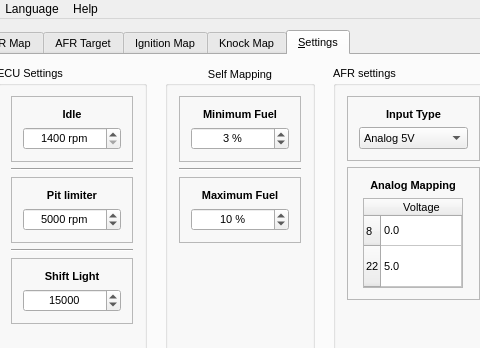
Above: GUI/ui/main.ui from fpoussin/MotoLink before the change; both pictures show x 195 to 675 and y 0 to 348 of the 900 by 482 pixel window. Below: the same form after it.
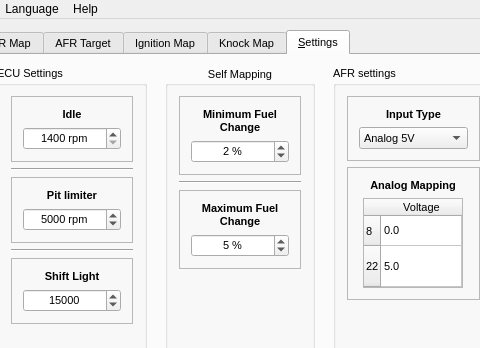
That is the form after the change. Icons and pictures are not drawn. Custom widgets are drawn as their Qt base class.

What changed in the file:
```diff
--- a/GUI/ui/main.ui
+++ b/GUI/ui/main.ui
@@ -402,6 +402,12 @@
              <layout class="QVBoxLayout" name="verticalLayout_5">
               <item>
                <widget class="QLabel" name="ltThresholdMax">
+                <property name="minimumSize">
+                 <size>
+                  <width>0</width>
+                  <height>0</height>
+                 </size>
+                </property>
                 <property name="font">
                  <font>
                   <weight>75</weight>
@@ -409,11 +415,14 @@
                  </font>
                 </property>
                 <property name="text">
-                 <string>Maximum Fuel</string>
+                 <string>Maximum Fuel Change</string>
                 </property>
                 <property name="alignment">
                  <set>Qt::AlignCenter</set>
                 </property>
+                <property name="wordWrap">
+                 <bool>true</bool>
+                </property>
                </widget>
               </item>
               <item>
@@ -428,7 +437,7 @@
                  <number>20</number>
                 </property>
                 <property name="value">
-                 <number>10</number>
+                 <number>5</number>
                 </property>
                </widget>
               </item>
@@ -446,6 +455,12 @@
              <layout class="QVBoxLayout" name="verticalLayout_6">
               <item>
                <widget class="QLabel" name="ltThresholdMin">
+                <property name="minimumSize">
+                 <size>
+                  <width>0</width>
+                  <height>0</height>
+                 </size>
+                </property>
                 <property name="font">
                  <font>
                   <weight>75</weight>
@@ -453,11 +468,14 @@
                  </font>
                 </property>
                 <property name="text">
-                 <string>Minimum Fuel</string>
+                 <string>Minimum Fuel Change</string>
                 </property>
                 <property name="alignment">
                  <set>Qt::AlignCenter</set>
                 </property>
+                <property name="wordWrap">
+                 <bool>true</bool>
+                </property>
                </widget>
               </item>
               <item>
@@ -481,7 +499,7 @@
                  <number>20</number>
                 </property>
                 <property name="value">
-                 <number>3</number>
+                 <number>2</number>
                 </property>
                </widget>
               </item>
```
Left out of the diff: 29 changed lines with no effect on the pictures.
